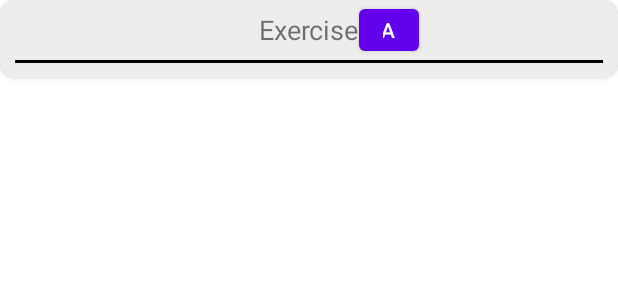
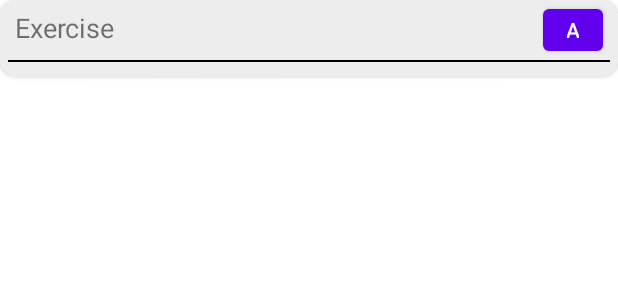
Before and after one commit to ajay53/MyApp, an Android app: the layout exercise_list_item.xml on its own in the app's theme, with its tools: preview values and no code run, on a phone screen of 412 x 824 dp. Shown: the top 300 px of the screen. Run offline under Robolectric (Android 15) with nearby library versions, the phone set to English and light mode, and no system bars.

Commit message:
Adding workout, exercises and set completed.

```diff
--- a/app/src/main/java/com/goazi/workoutmanager/adapter/ExerciseListAdapter.kt
+++ b/app/src/main/java/com/goazi/workoutmanager/adapter/ExerciseListAdapter.kt
@@ -46,7 +46,7 @@ class ExerciseListAdapter(
     class ViewHolder(view: View, private val onExerciseCLickListener: OnExerciseCLickListener) :
         RecyclerView.ViewHolder(view), View.OnClickListener {
         var tvName: TextView = view.findViewById(R.id.tv_name)
-        var btnAddSession: Button = view.findViewById(R.id.btn_add_session)
+        private var btnAddSession: Button = view.findViewById(R.id.btn_add_session)
         var llSessions: LinearLayoutCompat = view.findViewById(R.id.ll_sessions)
 
         init {
--- a/app/src/main/java/com/goazi/workoutmanager/repository/ExerciseRepository.kt
+++ b/app/src/main/java/com/goazi/workoutmanager/repository/ExerciseRepository.kt
@@ -13,6 +13,6 @@ class ExerciseRepository(private val exerciseDao: ExerciseDao) {
     }
 
     fun getExercisesById(id: Int): LiveData<MutableList<Exercise>>{
-        return exerciseDao.getById(id)
+        return exerciseDao.getExercisesById(id)
     }
 }
--- a/app/src/main/java/com/goazi/workoutmanager/repository/cache/dao/ExerciseDao.kt
+++ b/app/src/main/java/com/goazi/workoutmanager/repository/cache/dao/ExerciseDao.kt
@@ -12,8 +12,8 @@ interface ExerciseDao {
     @Insert
     suspend fun insert(exercise: Exercise)
 
-    @Query("SELECT * FROM tbl_exercise WHERE workoutId = :id")
-    fun getById(id: Int): LiveData<MutableList<Exercise>>
+    @Query("SELECT * FROM tbl_exercise WHERE workoutId = :id ORDER BY id ASC")
+    fun getExercisesById(id: Int): LiveData<MutableList<Exercise>>
 
     @Query("SELECT * FROM tbl_exercise  ORDER BY id ASC")
     fun getAllExercises(): LiveData<MutableList<Exercise>>
--- a/app/src/main/java/com/goazi/workoutmanager/repository/cache/dao/SessionDao.kt
+++ b/app/src/main/java/com/goazi/workoutmanager/repository/cache/dao/SessionDao.kt
@@ -15,6 +15,9 @@ interface SessionDao {
     @Query("SELECT * FROM tbl_session  ORDER BY id ASC")
     fun getAllSessions(): LiveData<MutableList<Session>>
 
-    @Query("SELECT * FROM tbl_session WHERE id = :id")
+    @Query("SELECT * FROM tbl_session WHERE exerciseId = :id")
     fun getSessionsById(id: Int): LiveData<MutableList<Session>>
+
+    @Query("SELECT * FROM tbl_session WHERE exerciseId = :id")
+    fun getSessions(id: Int): MutableList<Session>
 }
--- a/app/src/main/res/drawable/card_background.xml
+++ b/app/src/main/res/drawable/card_background.xml
@@ -1,5 +1,5 @@
 <?xml version="1.0" encoding="utf-8"?>
 <shape xmlns:android="http://schemas.android.com/apk/res/android">
-    <solid android:color="#ededed" />
+    <solid android:color="@color/card_background" />
     <corners android:radius="10dp" />
 </shape>
--- a/app/src/main/res/layout/exercise_list_item.xml
+++ b/app/src/main/res/layout/exercise_list_item.xml
@@ -13,9 +13,11 @@
         android:background="@drawable/card_background"
         android:orientation="vertical">
 
-        <RelativeLayout
+        <androidx.appcompat.widget.LinearLayoutCompat
             android:layout_width="match_parent"
-            android:layout_height="wrap_content">
+            android:layout_height="wrap_content"
+            android:orientation="horizontal"
+            android:weightSum="6">
 
             <TextView
                 android:id="@+id/tv_name"
@@ -23,6 +25,11 @@
                 android:layout_height="wrap_content"
                 android:layout_centerHorizontal="true"
                 android:layout_centerVertical="true"
+                android:layout_weight="6"
+                android:ellipsize="end"
+                android:maxLines="2"
+                android:paddingStart="10dp"
+                android:paddingEnd="10dp"
                 android:text="Exercise"
                 android:textSize="18sp" />
 
@@ -30,10 +37,10 @@
                 android:id="@+id/btn_add_session"
                 android:layout_width="40dp"
                 android:layout_height="40dp"
+                android:layout_marginEnd="10dp"
                 android:layout_toEndOf="@+id/tv_name"
-                android:gravity="end"
                 android:text="A" />
-        </RelativeLayout>
+        </androidx.appcompat.widget.LinearLayoutCompat>
         <!--<androidx.appcompat.widget.LinearLayoutCompat
             android:id="@+id/ll_sessions"
             android:layout_width="match_parent"
@@ -42,10 +49,11 @@
             android:orientation="vertical">-->
 
         <View
+            android:id="@+id/divider"
             android:layout_width="match_parent"
-            android:layout_height="2dp"
-            android:layout_marginStart="10dp"
-            android:layout_marginEnd="10dp"
+            android:layout_height="1dp"
+            android:layout_marginStart="5dp"
+            android:layout_marginEnd="5dp"
             android:layout_marginBottom="10dp"
             android:background="@color/black" />
 
--- /dev/null
+++ b/app/src/main/res/layout/fragment_timer.xml
@@ -0,0 +1,6 @@
+<?xml version="1.0" encoding="utf-8"?>
+<RelativeLayout xmlns:android="http://schemas.android.com/apk/res/android"
+    android:layout_width="match_parent"
+    android:layout_height="match_parent">
+
+</RelativeLayout>
--- a/app/src/main/res/values/colors.xml
+++ b/app/src/main/res/values/colors.xml
@@ -7,4 +7,5 @@
     <color name="teal_700">#FF018786</color>
     <color name="black">#FF000000</color>
     <color name="white">#FFFFFFFF</color>
+    <color name="card_background">#ededed</color>
 </resources>
```
Also changed, not shown: app/src/main/java/com/goazi/workoutmanager/repository/SessionRepository.kt (+19 -0 lines), app/src/main/java/com/goazi/workoutmanager/view/activity/ExerciseActivity.kt (+41 -12 lines), app/src/main/java/com/goazi/workoutmanager/viewmodel/SessionViewModel.kt (+9 -4 lines), app/src/main/res/drawable/ic_add.xml (added, +10 -0 lines).
